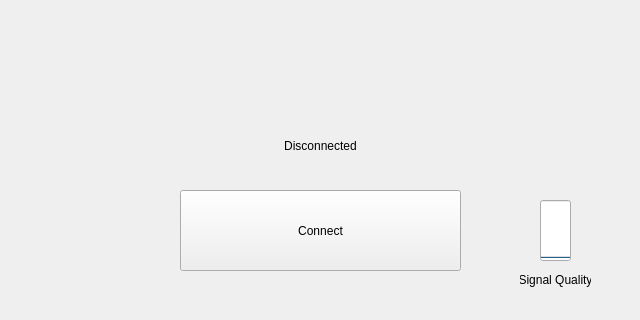
Qt form MainWindow.ui (Gunbard/YubiYubiCon) before a commit; both pictures show x 0 to 640 and y 0 to 320 of the 640 by 480 pixel window.
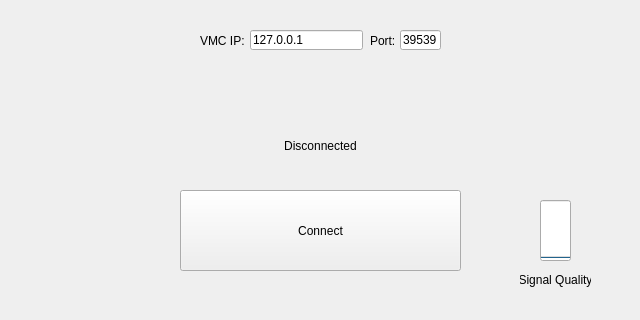
The same form after that commit.

Commit message: Allow editing vmc ip and port

What changed in the file:
```diff
--- a/MainWindow.ui
+++ b/MainWindow.ui
@@ -116,6 +116,64 @@
      <set>Qt::AlignCenter</set>
     </property>
    </widget>
+   <widget class="QLabel" name="label_2">
+    <property name="geometry">
+     <rect>
+      <x>370</x>
+      <y>30</y>
+      <width>47</width>
+      <height>21</height>
+     </rect>
+    </property>
+    <property name="text">
+     <string>Port:</string>
+    </property>
+   </widget>
+   <widget class="QLabel" name="label_3">
+    <property name="geometry">
+     <rect>
+      <x>200</x>
+      <y>30</y>
+      <width>47</width>
+      <height>21</height>
+     </rect>
+    </property>
+    <property name="text">
+     <string>VMC IP:</string>
+    </property>
+   </widget>
+   <widget class="QLineEdit" name="vmcIpEdit">
+    <property name="geometry">
+     <rect>
+      <x>250</x>
+      <y>30</y>
+      <width>113</width>
+      <height>20</height>
+     </rect>
+    </property>
+    <property name="text">
+     <string>127.0.0.1</string>
+    </property>
+    <property name="maxLength">
+     <number>255</number>
+    </property>
+   </widget>
+   <widget class="QLineEdit" name="vmcPortEdit">
+    <property name="geometry">
+     <rect>
+      <x>400</x>
+      <y>30</y>
+      <width>41</width>
+      <height>20</height>
+     </rect>
+    </property>
+    <property name="text">
+     <string>39539</string>
+    </property>
+    <property name="maxLength">
+     <number>255</number>
+    </property>
+   </widget>
   </widget>
   <widget class="QMenuBar" name="menubar">
    <property name="geometry">
```
The commit also changes 2 other files.
